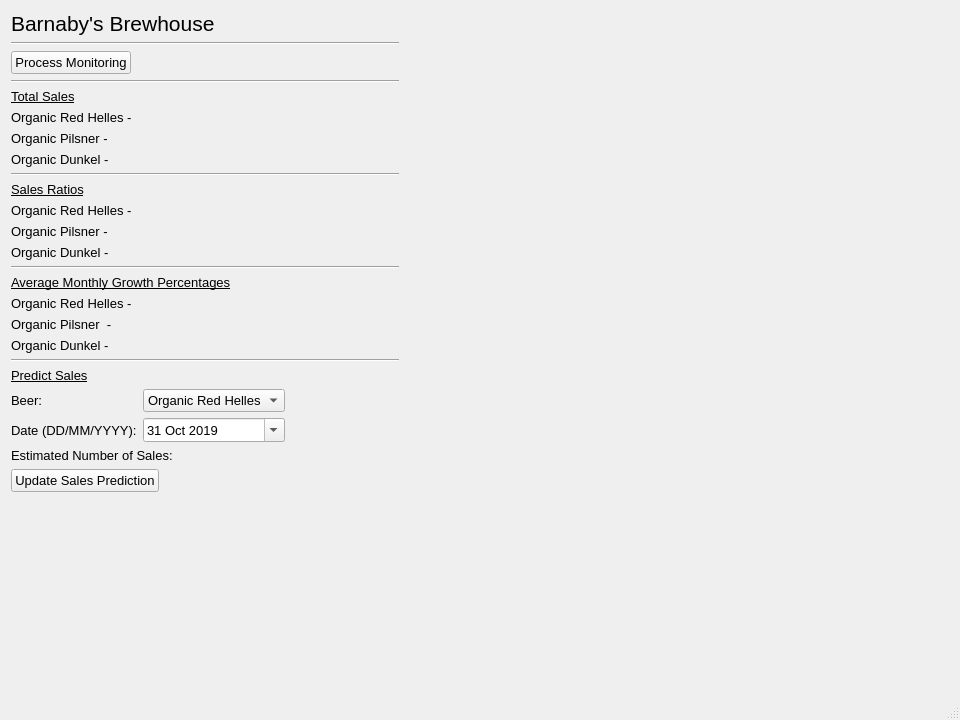
Qt form brewhouse.ui (IsaacCheng9/brewhouse-management) before a commit.
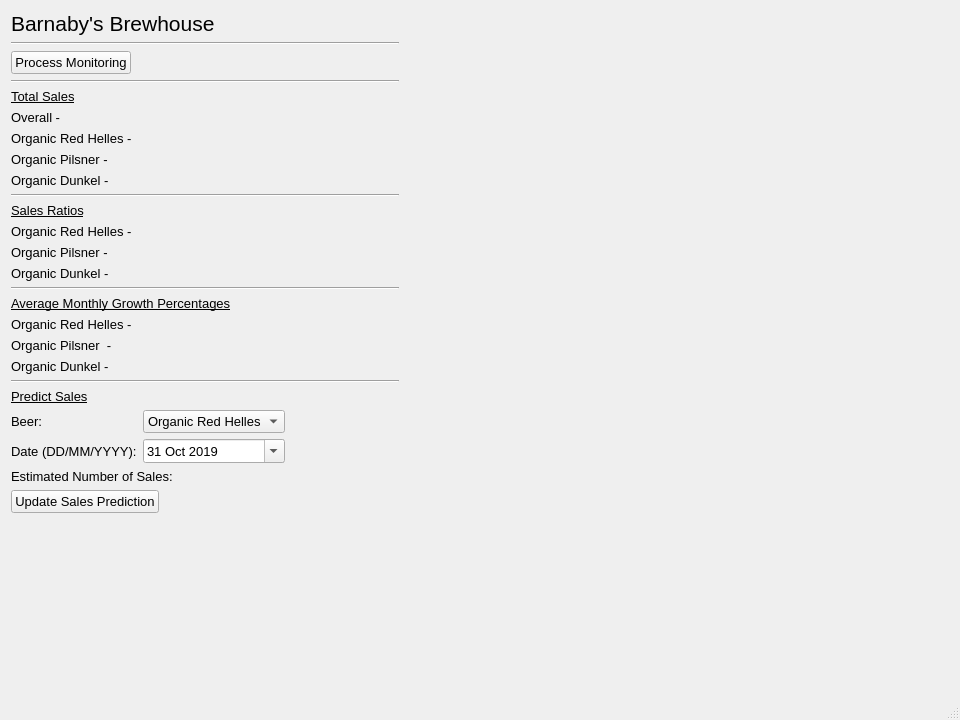
The same form after that commit.

Commit message: Added overall sales

Diff of the .ui file:
```diff
--- a/brewhouse.ui
+++ b/brewhouse.ui
@@ -81,6 +81,13 @@
        </property>
       </widget>
      </item>
+     <item>
+      <widget class="QLabel" name="lbl_overall_sales">
+       <property name="text">
+        <string>Overall - </string>
+       </property>
+      </widget>
+     </item>
      <item>
       <widget class="QLabel" name="lbl_red_helles_sales">
        <property name="text">
```
The commit also changes 2 other files.
